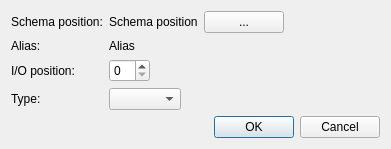
Before: the Qt Designer form src/mdttools/mdttesttool/mdtTtTestNodeUnitDialog.ui in scandyna/multidiagtools, drawn with Qt 5.
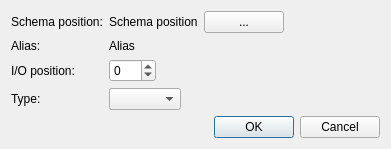
After: the same form once the commit is applied.

```diff
--- a/src/mdttools/mdttesttool/mdtTtTestNodeUnitDialog.ui
+++ b/src/mdttools/mdttesttool/mdtTtTestNodeUnitDialog.ui
@@ -64,7 +64,17 @@
     </widget>
    </item>
    <item row="2" column="1">
-    <widget class="QSpinBox" name="sbIoPosition"/>
+    <widget class="QSpinBox" name="sbIoPosition">
+     <property name="specialValueText">
+      <string>Null</string>
+     </property>
+     <property name="minimum">
+      <number>-1</number>
+     </property>
+     <property name="maximum">
+      <number>300</number>
+     </property>
+    </widget>
    </item>
    <item row="3" column="0">
     <widget class="QLabel" name="lbType">
```
